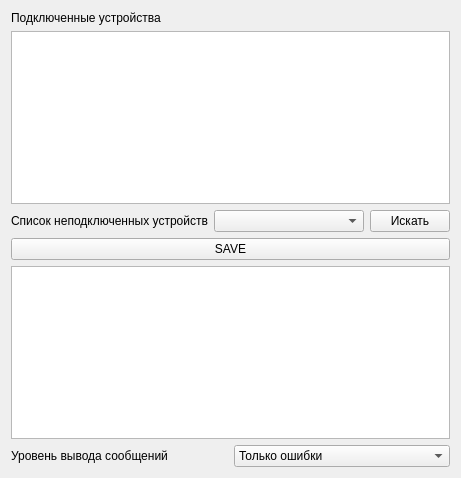
The window that DeviceManagerIzluchatel/devicemanagerizluchatelui.ui (reinerwaldmann/RS232SimpleConsole) describes before a commit, drawn with Qt 5.
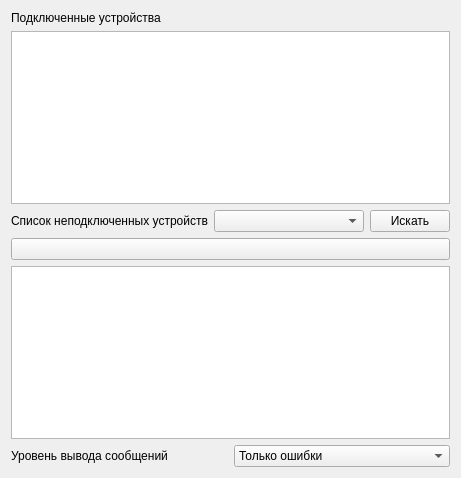
The same window after the commit.

Patch:
```diff
--- a/DeviceManagerIzluchatel/devicemanagerizluchatelui.ui
+++ b/DeviceManagerIzluchatel/devicemanagerizluchatelui.ui
@@ -55,7 +55,7 @@
    <item>
     <widget class="QPushButton" name="searchDevice_2">
      <property name="text">
-      <string>SAVE</string>
+      <string> </string>
      </property>
     </widget>
    </item>
```
